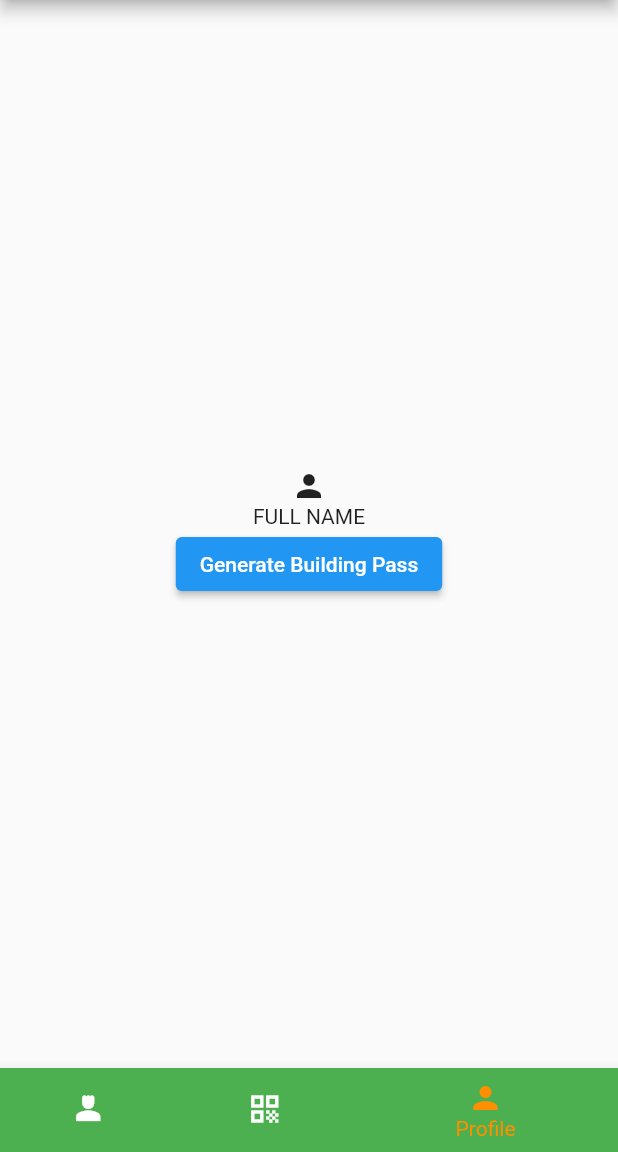
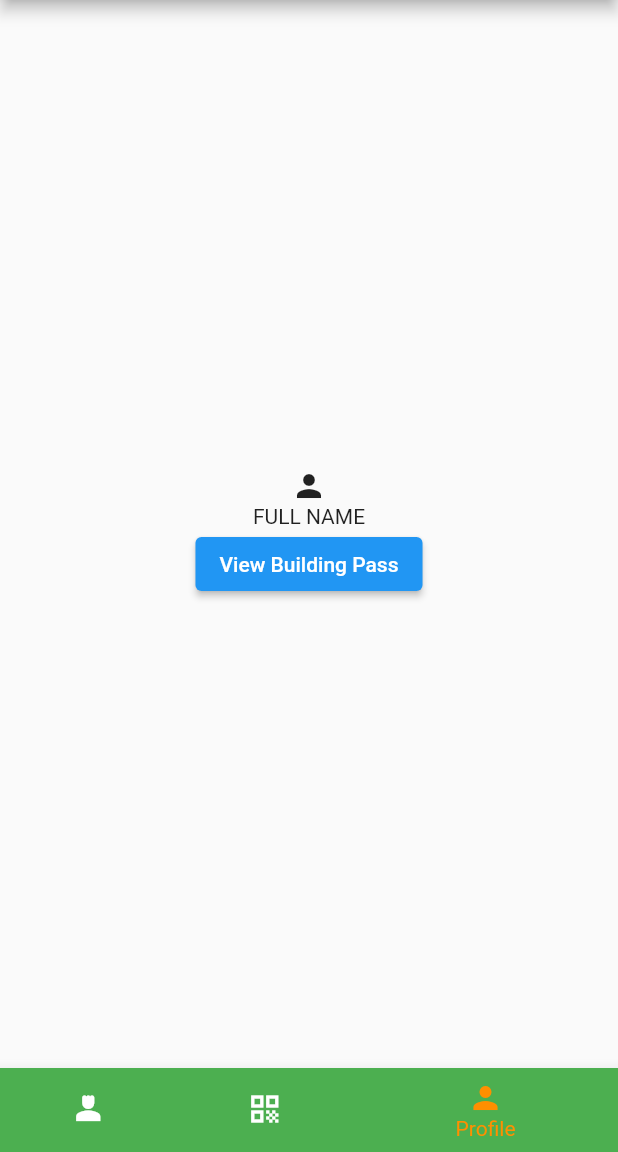
Before and after one commit to CMSC-23-2nd-Sem-2022-2023/project-lisboa_sagun_viray, a Flutter app: the EntranceMonitor screen opened by its route, item 3 of the bottom bar chosen, on a phone screen of 412 x 824 dp, the part 84-1236 px from its top. Run offline on Flutter 3.47's test engine with Material 2 defaults, Android fonts, the phone set to English and light mode, and no system bars; our stand-ins replace cloud_firestore, firebase_auth, firebase_core, qr_flutter; missing offline and left inert: qr_code_scanner; accounts and stored records are empty.

```diff
--- a/cmsc23_project/lib/screens/entrance_monitor/entrance_monitor.dart
+++ b/cmsc23_project/lib/screens/entrance_monitor/entrance_monitor.dart
@@ -1,10 +1,13 @@
+import 'package:cmsc23_project/screens/entrance_monitor/QR_scanner.dart';
 import 'package:flutter/material.dart';
 import 'package:provider/provider.dart';
 import '../../models/entry_model.dart';
 import '../../providers/entry_provider.dart';
 import '../../providers/auth_provider.dart';
+import 'QR_scanner.dart';
 import 'package:cloud_firestore/cloud_firestore.dart';
 import 'package:firebase_auth/firebase_auth.dart';
+import 'package:qr_flutter/qr_flutter.dart';
 
 class EntranceMonitor extends StatefulWidget {
   const EntranceMonitor({super.key});
@@ -73,6 +76,8 @@ class _EntranceMonitorState extends State<EntranceMonitor> {
     );
   }
 
+  bool _isVisible = false;
+
   Widget profileBuilder() {
     return Center(
       child: Column(
@@ -81,9 +86,23 @@ class _EntranceMonitorState extends State<EntranceMonitor> {
         children: [
           Icon(Icons.person),
           Text("FULL NAME"),
+          Visibility(
+            visible: _isVisible,
+            child: QrImageView(
+              // TODO change the data to an instance of entry, but for that to work
+              // need to implement getting of entries from stream first
+              data: '1234567890',
+              version: QrVersions.auto,
+              size: 200.0,
+            ),
+            ),
           ElevatedButton(
-            onPressed: () {},
-            child: Text("Generate Building Pass"),
+            onPressed: () {
+              setState(() {
+                _isVisible = !_isVisible;
+              });
+            },
+            child: Text("View Building Pass"),
           ),
         ],
       ),
@@ -100,7 +119,8 @@ class _EntranceMonitorState extends State<EntranceMonitor> {
         return students_cards();
       }
     } else if (index == 1) {
-      Navigator.pushNamed(context, '/QR_scanner_page');
+      // Navigator.pushNamed(context, '/QR_scanner_page');
+      return QRViewExample();
     } else if (index == 2) {
       return profileBuilder();
     }
--- a/cmsc23_project/pubspec.yaml
+++ b/cmsc23_project/pubspec.yaml
@@ -41,6 +41,7 @@ dependencies:
   firebase_auth: ^4.6.0
   intl: ^0.18.1
   qr_code_scanner: ^1.0.1
+  qr_flutter: ^4.1.0
 
 dev_dependencies:
   flutter_test:
```
Also changed, not shown: cmsc23_project/pubspec.lock.
